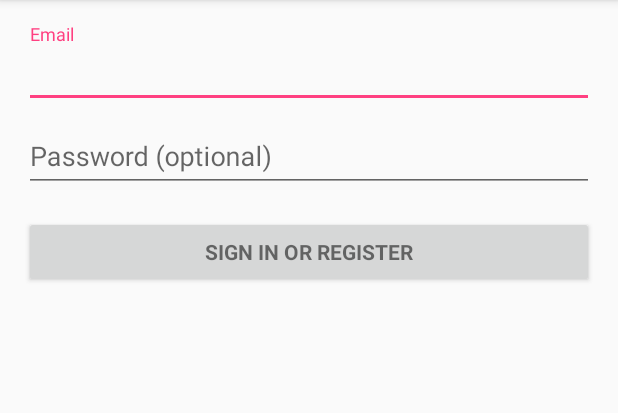
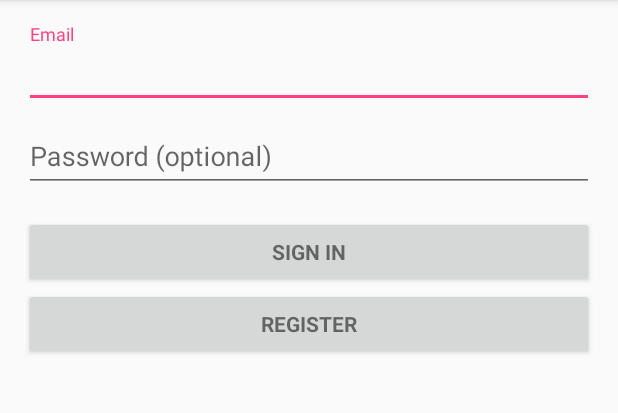
Before and after one commit to elimence/androidapp, an Android app: the screen it shows after launch (LoginActivity), on a phone screen of 412 x 824 dp, the part 84-497 px from its top. Run offline under Robolectric (Android 15) with nearby library versions, the phone set to English and light mode, and no system bars; 2 statements that could not run were skipped.

Commit message:
Add link to signup on signin page

```diff
--- a/app/src/main/AndroidManifest.xml
+++ b/app/src/main/AndroidManifest.xml
@@ -23,6 +23,10 @@
                 <category android:name="android.intent.category.LAUNCHER" />
             </intent-filter>
         </activity>
+        <activity
+            android:name=".SignupActivity"
+            android:label="@string/action_sign_up_title">
+        </activity>
     </application>
 
 </manifest>
--- a/app/src/main/java/com/example/app/sampleapp/LoginActivity.java
+++ b/app/src/main/java/com/example/app/sampleapp/LoginActivity.java
@@ -3,6 +3,7 @@ package com.example.app.sampleapp;
 import android.animation.Animator;
 import android.animation.AnimatorListenerAdapter;
 import android.annotation.TargetApi;
+import android.content.Intent;
 import android.content.pm.PackageManager;
 import android.support.annotation.NonNull;
 import android.support.design.widget.Snackbar;
@@ -61,6 +62,7 @@ public class LoginActivity extends AppCompatActivity implements LoaderCallbacks<
     private EditText mPasswordView;
     private View mProgressView;
     private View mLoginFormView;
+    private Button gotoSignupView;
 
     @Override
     protected void onCreate(Bundle savedInstanceState) {
@@ -69,7 +71,7 @@ public class LoginActivity extends AppCompatActivity implements LoaderCallbacks<
         // Set up the login form.
         mEmailView = (AutoCompleteTextView) findViewById(R.id.email);
         populateAutoComplete();
-
+        gotoSignupView = (Button) findViewById(R.id.goto_sign_up_button);
         mPasswordView = (EditText) findViewById(R.id.password);
         mPasswordView.setOnEditorActionListener(new TextView.OnEditorActionListener() {
             @Override
@@ -92,6 +94,14 @@ public class LoginActivity extends AppCompatActivity implements LoaderCallbacks<
 
         mLoginFormView = findViewById(R.id.login_form);
         mProgressView = findViewById(R.id.login_progress);
+
+        gotoSignupView.setOnClickListener(new OnClickListener() {
+            @Override
+            public void onClick(View view) {
+                Intent gotoSignupIntent = new Intent(getApplicationContext(), SignupActivity.class);
+                startActivity(gotoSignupIntent);
+            }
+        });
     }
 
     private void populateAutoComplete() {
@@ -290,6 +300,10 @@ public class LoginActivity extends AppCompatActivity implements LoaderCallbacks<
         int IS_PRIMARY = 1;
     }
 
+    public void gotoSignup() {
+
+    }
+
     /**
      * Represents an asynchronous login/registration task used to authenticate
      * the user.
--- a/app/src/main/res/layout/activity_login.xml
+++ b/app/src/main/res/layout/activity_login.xml
@@ -72,6 +72,15 @@
                 android:text="@string/action_sign_in"
                 android:textStyle="bold" />
 
+            <Button
+                android:id="@+id/goto_sign_up_button"
+                style="?android:textAppearanceSmall"
+                android:layout_width="match_parent"
+                android:layout_height="wrap_content"
+                android:layout_marginBottom="16dp"
+                android:text="@string/action_sign_up"
+                android:textStyle="bold" />
+
         </LinearLayout>
     </ScrollView>
 </LinearLayout>
--- a/app/src/main/res/layout/activity_signup.xml
+++ b/app/src/main/res/layout/activity_signup.xml
@@ -8,7 +8,7 @@
     android:paddingLeft="@dimen/activity_horizontal_margin"
     android:paddingRight="@dimen/activity_horizontal_margin"
     android:paddingTop="@dimen/activity_vertical_margin"
-    tools:context="com.example.app.sampleapp.LoginActivity">
+    tools:context="com.example.app.sampleapp.SignupActivity">
 
     <!-- Login progress -->
     <ProgressBar
@@ -69,7 +69,7 @@
                 android:layout_width="match_parent"
                 android:layout_height="wrap_content"
                 android:layout_marginTop="16dp"
-                android:text="@string/action_sign_in"
+                android:text="@string/action_sign_up"
                 android:textStyle="bold" />
 
         </LinearLayout>
--- a/app/src/main/res/values/strings.xml
+++ b/app/src/main/res/values/strings.xml
@@ -4,7 +4,9 @@
     <!-- Strings related to login -->
     <string name="prompt_email">Email</string>
     <string name="prompt_password">Password (optional)</string>
-    <string name="action_sign_in">Sign in or register</string>
+    <string name="action_sign_in">Sign in</string>
+    <string name="action_sign_up">Register</string>
+    <string name="action_sign_up_title">Create New Account</string>
     <string name="action_sign_in_short">Sign in</string>
     <string name="error_invalid_email">This email address is invalid</string>
     <string name="error_invalid_password">This password is too short</string>
```
